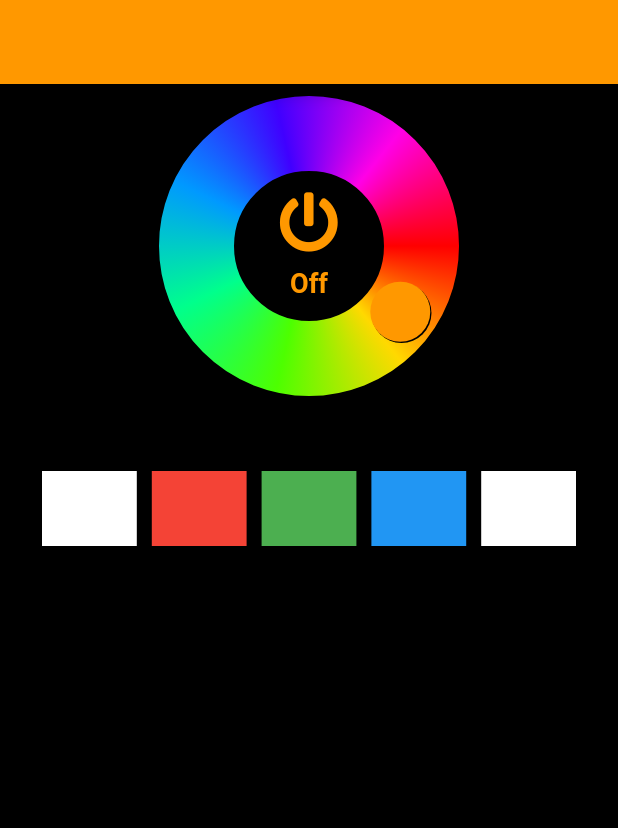
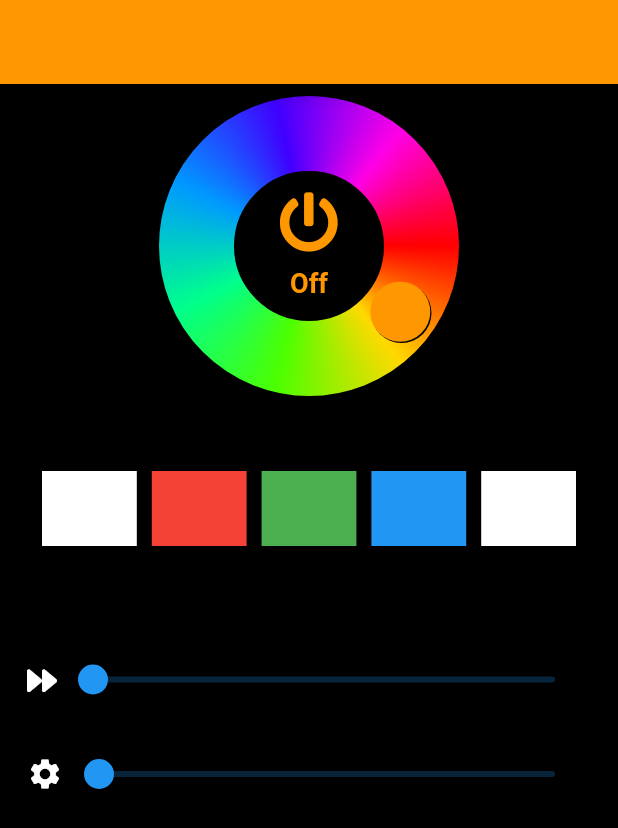
Before and after one commit to taylanyildiz/led_controller, a Flutter app: the screen it shows after launch, on a phone screen of 412 x 824 dp. Shown: the top 828 px of the screen. Run offline on Flutter 3.47's test engine with Material 2 defaults, Android fonts, the phone set to English and light mode, and no system bars; our stand-ins replace font_awesome_flutter, get.

Commit message:
splash and connection screen has been added & slider line horiz widget has been added

```diff
--- a/lib/bindings/bindings.dart
+++ b/lib/bindings/bindings.dart
@@ -1 +1,3 @@
+export 'splash_binding.dart';
 export 'home_binding.dart';
+export 'connection_binding.dart';
--- /dev/null
+++ b/lib/bindings/connection_binding.dart
@@ -0,0 +1,9 @@
+import 'package:get/get.dart';
+import '/controllers/controllers.dart';
+
+class ConnectionBinding extends Bindings {
+  @override
+  void dependencies() {
+    Get.put(ConnectionScreenController());
+  }
+}
--- /dev/null
+++ b/lib/bindings/splash_binding.dart
@@ -0,0 +1,9 @@
+import 'package:get/get.dart';
+import '/controllers/controllers.dart';
+
+class SplashBinding extends Bindings {
+  @override
+  void dependencies() {
+    Get.put(SplashScreenController());
+  }
+}
--- /dev/null
+++ b/lib/controllers/screens/connection_screen_controller.dart
@@ -0,0 +1,3 @@
+import 'package:get/get.dart';
+
+class ConnectionScreenController extends GetxController {}
--- a/lib/controllers/screens/screens_controller.dart
+++ b/lib/controllers/screens/screens_controller.dart
@@ -1 +1,3 @@
+export 'splash_screen_controller.dart';
 export 'home_screen_controller.dart';
+export 'connection_screen_controller.dart';
--- /dev/null
+++ b/lib/controllers/screens/splash_screen_controller.dart
@@ -0,0 +1,3 @@
+import 'package:get/get.dart';
+
+class  SplashScreenController extends GetxController{}
--- a/lib/routes/app_pages.dart
+++ b/lib/routes/app_pages.dart
@@ -8,9 +8,19 @@ class AppPages {
 
   static final pages = <GetPage>[
     GetPage(
+      name: AppRoutes.splash,
+      page: () => const SplashScreen(),
+      binding: SplashBinding(),
+    ),
+    GetPage(
       name: AppRoutes.home,
       page: () => const HomeScreen(),
       binding: HomeBinding(),
+    ),
+    GetPage(
+      name: AppRoutes.connection,
+      page: () => const ConnectionScreen(),
+      binding: ConnectionBinding(),
     )
   ];
 }
--- a/lib/routes/app_routes.dart
+++ b/lib/routes/app_routes.dart
@@ -1,5 +1,7 @@
 class AppRoutes {
   AppRoutes._();
 
+  static const String splash = "splash_screen";
   static const String home = "/home_screen";
+  static const String connection = "/connection_screen";
 }
--- a/lib/screens/home_screen.dart
+++ b/lib/screens/home_screen.dart
@@ -1,5 +1,5 @@
+import 'package:font_awesome_flutter/font_awesome_flutter.dart';
 import 'package:flutter/material.dart';
-import 'package:font_awesome_flutter/font_awesome_flutter.dart';
 import 'package:get/get.dart';
 import '/widgets/widgets.dart';
 import '/controllers/controllers.dart';
@@ -22,6 +22,8 @@ class HomeScreen extends GetView<HomeScreenController> {
                 children: [
                   _buildCircleColorPicker,
                   _buildColorPicker,
+                  _buildSpeedSlider,
+                  _buildSettingSlider,
                 ],
               ),
             ),
@@ -82,4 +84,28 @@ class HomeScreen extends GetView<HomeScreenController> {
       ),
     );
   }
+
+  Widget get _buildSpeedSlider {
+    return Padding(
+      padding: const EdgeInsets.symmetric(horizontal: 10.0, vertical: 15.0),
+      child: SliderLineHoriz(
+        prefixIcon: const Icon(
+          FontAwesomeIcons.forward,
+          color: Colors.white,
+          size: 20.0,
+        ),
+        onChanged: (value) {},
+      ),
+    );
+  }
+
+  Widget get _buildSettingSlider {
+    return Padding(
+      padding: const EdgeInsets.symmetric(horizontal: 10.0),
+      child: SliderLineHoriz(
+        prefixIcon: const Icon(Icons.settings, color: Colors.white),
+        onChanged: (value) {},
+      ),
+    );
+  }
 }
--- a/lib/screens/screens.dart
+++ b/lib/screens/screens.dart
@@ -1 +1,3 @@
+export 'splash_screen.dart';
+export 'connection_screen.dart';
 export 'home_screen.dart';
--- /dev/null
+++ b/lib/widgets/slider_line_horiz.dart
@@ -0,0 +1,69 @@
+import 'package:flutter/material.dart';
+
+class SliderLineHoriz extends StatefulWidget {
+  const SliderLineHoriz({
+    Key? key,
+    double? initialValue,
+    required this.onChanged,
+    this.prefixIcon,
+    this.suffixIcon,
+  })  : initialValue = initialValue ?? 0.0,
+        super(key: key);
+
+  /// Listen change value
+  /// return value. [int].
+  final Function(int value) onChanged;
+
+  /// Initial value.
+  /// default value is 0.0
+  final double initialValue;
+
+  /// Prefix icon.
+  final Widget? prefixIcon;
+
+  /// Suffix icon.
+  final Widget? suffixIcon;
+
+  @override
+  State<SliderLineHoriz> createState() => _SliderLineHorizState();
+}
+
+class _SliderLineHorizState extends State<SliderLineHoriz> {
+  late double value;
+
+  @override
+  void initState() {
+    value = widget.initialValue;
+    super.initState();
+  }
+
+  Widget? get prefix => widget.prefixIcon;
+
+  Widget? get suffix => widget.suffixIcon;
+
+  void _onChanged(double value) {
+    this.value = value;
+    setState(() {});
+  }
+
+  @override
+  Widget build(BuildContext context) {
+    return SliderTheme(
+      data: const SliderThemeData(),
+      child: Row(
+        children: [
+          prefix ?? const SizedBox(),
+          Expanded(
+            child: Slider(
+              onChanged: _onChanged,
+              value: value,
+              min: 0.0,
+              max: value,
+            ),
+          ),
+          suffix ?? const SizedBox(),
+        ],
+      ),
+    );
+  }
+}
--- a/lib/widgets/widgets.dart
+++ b/lib/widgets/widgets.dart
@@ -1,2 +1,3 @@
 export 'circle_color_picker.dart';
 export 'color_picker_box.dart';
+export 'slider_line_horiz.dart';
```
Also changed, not shown: lib/screens/connection_screen.dart (added, +10 -0 lines), lib/screens/splash_screen.dart (added, +10 -0 lines).
